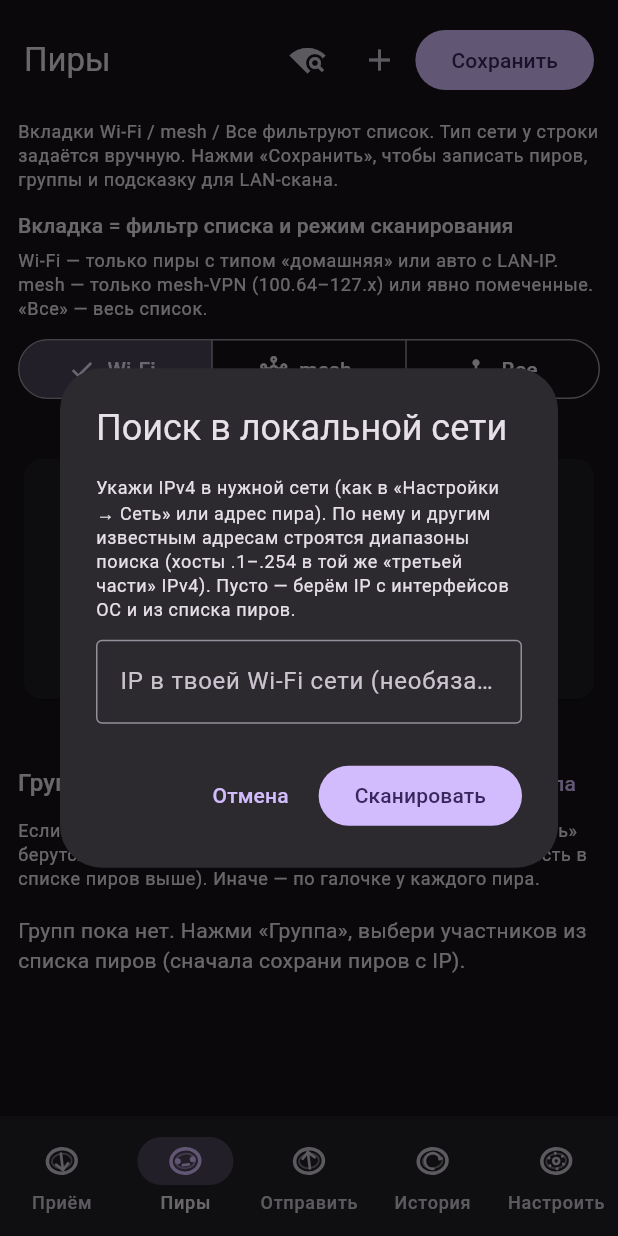
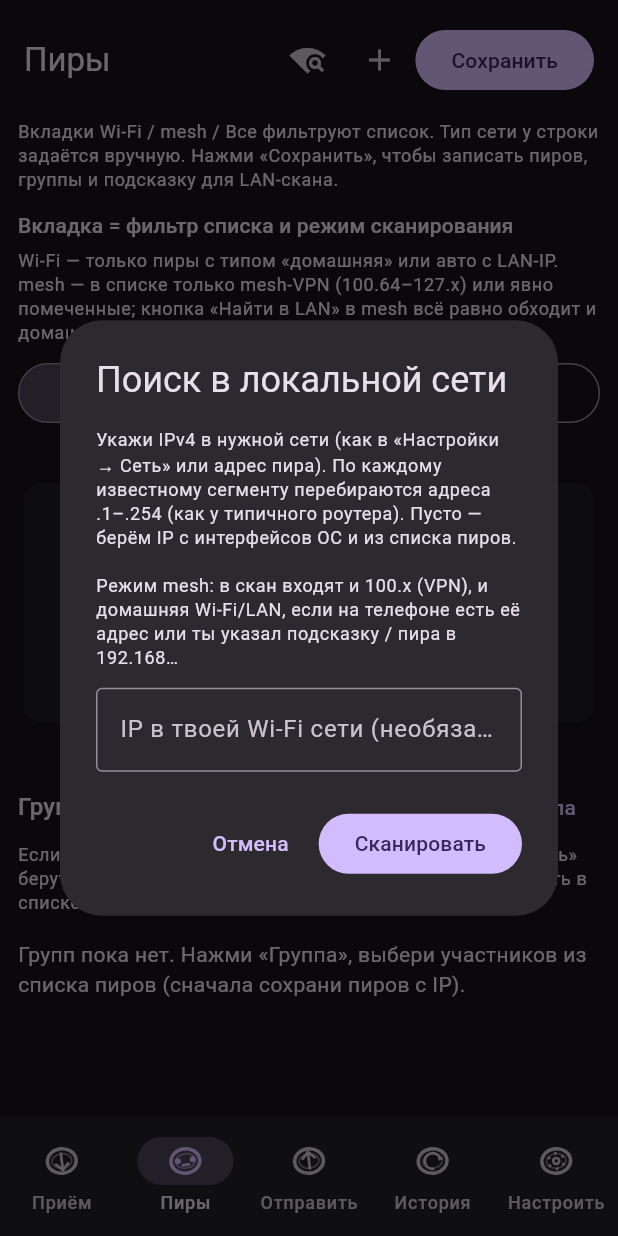
Before and after one commit to zapnikita95/portal, a Flutter app: the screen it shows after launch, item 2 of the bottom bar chosen, after a tap on the "wifi find" icon, on a phone screen of 412 x 824 dp. Run offline on Flutter 3.47's test engine with Material 3 defaults, Android fonts, the phone set to English and light mode, and no system bars; our stand-ins replace file_picker, flutter_local_notifications, package_info_plus, permission_handler, shared_preferences, sqflite; missing offline and left inert: flutter_background_service, flutter_background_service_platform_interface, network_info_plus, receive_sharing_intent; accounts and stored records are empty.

Commit message:
flutter: mesh LAN scan merges home Wi-Fi; passwords UX + copy
- effectiveLanScanSeeds: mesh scan also walks RFC1918 LAN (fixes missing non-TS devices)
- Peers: clarify scan text (no /24 wording); secret dialog + 'Только общий'; password field after IP
- Settings/onboarding/README: per-peer secrets vs global isolation

Made-with: Cursor

```diff
--- a/portal_flutter/lib/portal/lan_scan.dart
+++ b/portal_flutter/lib/portal/lan_scan.dart
@@ -191,6 +191,33 @@ Future<List<String>> collectLocalIpv4Seeds() async {
   return seedsForScope(b, LanScanScope.all);
 }
 
+/// Сиды для LAN-скана с учётом режима вкладки.
+///
+/// Для **mesh** дополнительно подмешиваются сиды **Wi‑Fi / домашней LAN** (и подсказки),
+/// чтобы в одном проходе находить и 100.x, и 192.168.x — иначе iPhone без VPN в mesh-режиме
+/// вообще не попадал в перебор адресов.
+List<String> effectiveLanScanSeeds(
+  LanSeedBundle bundle,
+  LanScanScope scope, {
+  List<String> extraHints = const [],
+  List<String> manualWifiHints = const [],
+}) {
+  final primary = seedsForScope(
+    bundle,
+    scope,
+    extraHints: extraHints,
+    manualWifiHints: manualWifiHints,
+  );
+  if (scope != LanScanScope.tailscale) return primary;
+  final lanSide = seedsForScope(
+    bundle,
+    LanScanScope.wifi,
+    extraHints: extraHints,
+    manualWifiHints: manualWifiHints,
+  );
+  return {...primary, ...lanSide}.toList();
+}
+
 String? subnet24Prefix(String ip) {
   final p = ip.split('.');
   if (p.length != 4) return null;
@@ -201,7 +228,8 @@ String? subnet24Prefix(String ip) {
   return '${p[0]}.${p[1]}.${p[2]}';
 }
 
-/// Параллельный скан «третьего октета» (классический домашний сегмент .1–.254) для Portal (ping).
+/// Параллельный скан по IPv4-сегментам: для каждого известного префикса перебираются
+/// хосты `.1`–`.254` (типичный размер сегмента домашнего роутера).
 ///
 /// [peerHints] — IP из настроек пиров, используются как fallback-сиды если ОС
 /// не отдала Wi‑Fi IP (старый Android APK без ACCESS_WIFI_STATE).
@@ -219,7 +247,7 @@ Future<List<String>> scanLanForPortalHosts({
   final manualWifi = <String>[];
   final one = manualLanSeedIp.trim();
   if (one.isNotEmpty) manualWifi.add(one);
-  final seeds = seedsForScope(
+  final seeds = effectiveLanScanSeeds(
     bundle,
     scope,
     extraHints: peerHints,
--- a/portal_flutter/lib/ui/portal_onboarding.dart
+++ b/portal_flutter/lib/ui/portal_onboarding.dart
@@ -40,9 +40,9 @@ Future<void> showPortalQuickStartSheet(BuildContext context) async {
               const SizedBox(height: 12),
               Text(
                 '• Установи Портал на компьютере и телефоне — сборки в релизах на GitHub.\n'
-                '• Задай один и тот же «пароль сети» в приложении и на ПК (config.json).\n'
+                '• Пароль: общий в «Настроить» или свой у каждого пира (как на ПК в config.json) — так можно не светить один пароль на все машины.\n'
                 '• Подключись по локальной сети или через mesh-VPN (Tailscale / NetBird / ZeroTier / Headscale).\n'
-                '• На вкладке «Пиры» выбери режим LAN-скана: Wi‑Fi (192.168.x) или mesh-VPN (100.x).\n'
+                '• LAN-скан: Wi‑Fi, mesh или «Все»; в mesh скан заодно обходит домашнюю LAN, если на телефоне есть её IP.\n'
                 '• Включи приём / фоновый сервис, добавь IP пира.\n\n'
                 'На iOS для приёма с ПК часто нужно держать приложение на экране — система режет фоновый TCP.',
                 style: Theme.of(ctx).textTheme.bodyMedium?.copyWith(
--- a/portal_flutter/lib/ui/screens/peers_screen.dart
+++ b/portal_flutter/lib/ui/screens/peers_screen.dart
@@ -232,8 +232,10 @@ class _PeersScreenState extends State<PeersScreen> {
               children: [
                 Text(
                   'Укажи IPv4 в нужной сети (как в «Настройки → Сеть» или адрес пира). '
-                  'По нему и другим известным адресам строятся диапазоны поиска (хосты .1–.254 '
-                  'в той же «третьей части» IPv4). Пусто — берём IP с интерфейсов ОС и из списка пиров.',
+                  'По каждому известному сегменту перебираются адреса .1–.254 (как у типичного роутера). '
+                  'Пусто — берём IP с интерфейсов ОС и из списка пиров.\n\n'
+                  'Режим mesh: в скан входят и 100.x (VPN), и домашняя Wi‑Fi/LAN, если на телефоне есть её адрес '
+                  'или ты указал подсказку / пира в 192.168…',
                   style: Theme.of(ctx).textTheme.bodySmall,
                 ),
                 const SizedBox(height: 12),
@@ -278,7 +280,7 @@ class _PeersScreenState extends State<PeersScreen> {
 
     final manual = _lanSeed.text.trim();
     final bundle = await collectLanSeedBundle();
-    final seeds = seedsForScope(
+    final seeds = effectiveLanScanSeeds(
       bundle,
       _lanScope,
       extraHints: peerHints,
@@ -341,7 +343,8 @@ class _PeersScreenState extends State<PeersScreen> {
       ScaffoldMessenger.of(context).showSnackBar(
         const SnackBar(
           content: Text(
-            'Никого не нашли. Wi‑Fi/mesh, ПК слушает :12345, пароль (общий или у пира) совпадает с ПК.',
+            'Никого не нашли. ПК/телефон слушают :12345, пароль совпадает с config.json; '
+            'на iPhone приём часто только с открытым приложением; mesh-режим теперь тоже обходит домашнюю LAN.',
           ),
           duration: Duration(seconds: 5),
         ),
@@ -409,9 +412,10 @@ class _PeersScreenState extends State<PeersScreen> {
               crossAxisAlignment: CrossAxisAlignment.start,
               children: [
                 Text(
-                  'Введи пароль как на ПК (config.json). Сохранится у каждого добавленного IP. '
-                  'Пусто — использовать только общий пароль из «Настроить». '
-                  'Разные пароли у разных машин можно задать потом в строке пира.',
+                  'Пароль с этого ПК/телефона (как в config.json). Сохранится у каждого выбранного IP — '
+                  'так можно дать доступ только к одной машине, не раскрывая пароли остальных.\n\n'
+                  'Оставь поле пустым и нажми «Только общий» — тогда сработает пароль из «Настроить» '
+                  '(удобно, но шаринг общего пароля открывает все пиры без своего поля).',
                   style: Theme.of(ctx).textTheme.bodySmall,
                 ),
                 const SizedBox(height: 12),
@@ -431,6 +435,10 @@ class _PeersScreenState extends State<PeersScreen> {
               onPressed: () => Navigator.pop(ctx),
               child: const Text('Отмена'),
             ),
+            TextButton(
+              onPressed: () => Navigator.pop(ctx, ''),
+              child: const Text('Только общий'),
+            ),
             FilledButton(
               onPressed: () => Navigator.pop(ctx, c.text.trim()),
               child: const Text('Добавить'),
@@ -439,6 +447,7 @@ class _PeersScreenState extends State<PeersScreen> {
         );
       },
     );
+    // null = отмена; '' = только общий пароль из «Настроить».
     if (secretForNew == null || !mounted) return;
 
     final have = _rows.map((r) => r.ip.text.trim()).toSet();
@@ -530,7 +539,8 @@ class _PeersScreenState extends State<PeersScreen> {
                 const SizedBox(height: 6),
                 Text(
                   'Wi‑Fi — только пиры с типом «домашняя» или авто с LAN-IP. '
-                  'mesh — только mesh-VPN (100.64–127.x) или явно помеченные. '
+                  'mesh — в списке только mesh-VPN (100.64–127.x) или явно помеченные; '
+                  'кнопка «Найти в LAN» в mesh всё равно обходит и домашнюю LAN, и 100.x. '
                   '«Все» — весь список.',
                   style: Theme.of(context).textTheme.bodySmall,
                 ),
@@ -615,20 +625,21 @@ class _PeersScreenState extends State<PeersScreen> {
                           ),
                           const SizedBox(height: 8),
                           TextField(
-                            controller: r.name,
+                            controller: r.peerSecret,
+                            obscureText: true,
                             decoration: const InputDecoration(
-                              labelText: 'Подпись',
+                              labelText: 'Пароль этого устройства (как на ПК)',
+                              helperText:
+                                  'Задаётся при добавлении пира или здесь. Пусто = общий из «Настроить»; '
+                                  'свой пароль изолирует доступ к этой машине.',
                               border: OutlineInputBorder(),
                             ),
                           ),
                           const SizedBox(height: 8),
                           TextField(
-                            controller: r.peerSecret,
-                            obscureText: true,
+                            controller: r.name,
                             decoration: const InputDecoration(
-                              labelText: 'Пароль этого Portal (необязательно)',
-                              helperText:
-                                  'Пусто = общий из «Настроить». Свой — если на этом ПК другой пароль.',
+                              labelText: 'Подпись',
                               border: OutlineInputBorder(),
                             ),
                           ),
--- a/portal_flutter/lib/ui/screens/settings_screen.dart
+++ b/portal_flutter/lib/ui/screens/settings_screen.dart
@@ -121,7 +121,8 @@ class _SettingsScreenState extends State<SettingsScreen> {
               labelText: 'Общий пароль Portal (как на ПК, config.json)',
               border: OutlineInputBorder(),
               helperText:
-                  'По умолчанию для всех пиров. У конкретного IP может быть свой пароль в «Пиры». '
+                  'Подставляется для пиров без своего пароля. Чтобы не «делиться одной сетью»: '
+                  'оставь здесь пусто и задай пароль у каждого IP в «Пиры» (или при добавлении со скана). '
                   'Приём принимает любой из заданных паролей.',
             ),
             obscureText: true,
--- a/portal_flutter/pubspec.yaml
+++ b/portal_flutter/pubspec.yaml
@@ -1,7 +1,7 @@
 name: portal_flutter
 description: Portal mobile client — замена Kivy (Android + iOS, один код).
 publish_to: "none"
-version: 1.0.21+22
+version: 1.0.22+23
 
 environment:
   sdk: ">=3.3.0 <4.0.0"
```
Also changed, not shown: 1 other file.
